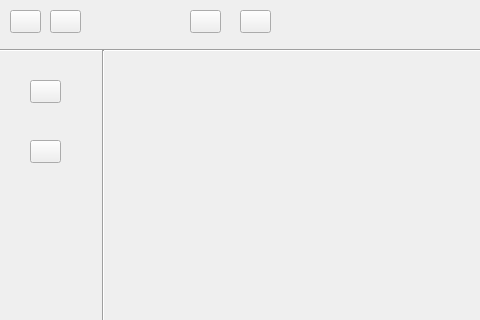
SakuraSong001/BVFS, file BVFS/gui.ui: the form before one commit; both pictures show x 0 to 480 and y 0 to 320 of the 819 by 532 pixel window.
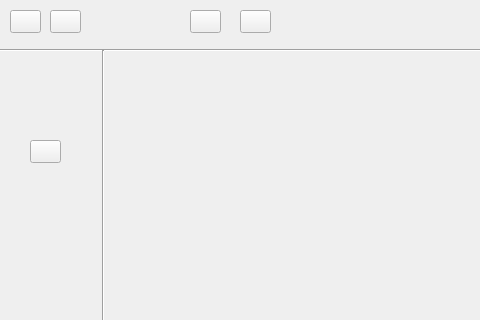
The form after the commit. Icons and pictures are not drawn.

```diff
--- a/BVFS/gui.ui
+++ b/BVFS/gui.ui
@@ -104,24 +104,6 @@
      <string/>
     </property>
    </widget>
-   <widget class="QPushButton" name="file1">
-    <property name="geometry">
-     <rect>
-      <x>30</x>
-      <y>80</y>
-      <width>31</width>
-      <height>23</height>
-     </rect>
-    </property>
-    <property name="styleSheet">
-     <string notr="true">border-image: url(:/new/prefix1/file1.png);
-border-image: url(:/new/prefix1/file11.png);
-border-image: url(:/new/prefix1/file12.png);</string>
-    </property>
-    <property name="text">
-     <string/>
-    </property>
-   </widget>
    <widget class="QPushButton" name="home">
     <property name="geometry">
      <rect>
```
